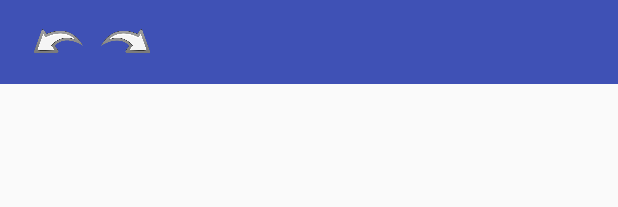
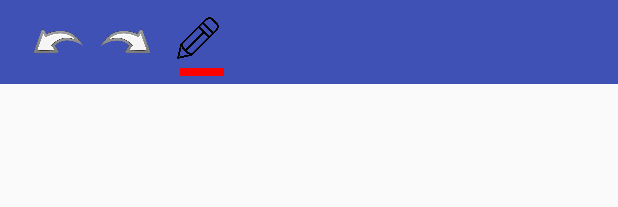
Before and after one commit to royyoung388/bestnote, an Android app: the layout activity_main.xml on its own in the app's theme, with its tools: preview values and no code run, on a phone screen of 412 x 824 dp. Shown: the top 207 px of the screen. Run offline under Robolectric (Android 15) with nearby library versions, the phone set to English and light mode, and no system bars.

Commit message:
update thickness select

```diff
--- a/app/src/main/java/ypc/world/bestnote/BaseActivity.java
+++ b/app/src/main/java/ypc/world/bestnote/BaseActivity.java
@@ -33,8 +33,6 @@ public abstract class BaseActivity extends AppCompatActivity {
 
         //buterknife
         ButterKnife.bind(this);
-        //eventbus
-    //    EventBus.getDefault().register(this);
 
         init();
     }
--- a/app/src/main/java/ypc/world/bestnote/WriteNote/view/IWhiteBoardView.java
+++ b/app/src/main/java/ypc/world/bestnote/WriteNote/view/IWhiteBoardView.java
@@ -17,4 +17,12 @@ public interface IWhiteBoardView {
 
     Paint getPaint();
 
+
+    void setPenColor(int color);
+
+
+    void setPenSize(float size);
+
+
+    void setEraserSize(float size);
 }
--- a/app/src/main/res/layout/activity_main.xml
+++ b/app/src/main/res/layout/activity_main.xml
@@ -1,43 +1,15 @@
 <?xml version="1.0" encoding="utf-8"?>
-<LinearLayout xmlns:android="http://schemas.android.com/apk/res/android"
+<android.support.design.widget.CoordinatorLayout xmlns:android="http://schemas.android.com/apk/res/android"
     xmlns:app="http://schemas.android.com/apk/res-auto"
     xmlns:tools="http://schemas.android.com/tools"
     android:layout_width="match_parent"
     android:layout_height="match_parent"
-    android:orientation="vertical"
+    android:fitsSystemWindows="true"
     tools:context="ypc.world.bestnote.WriteNote.view.MainActivity">
 
-    <android.support.v7.widget.Toolbar
-        android:id="@+id/toolBar"
-        android:layout_width="match_parent"
-        android:layout_height="?attr/actionBarSize"
-        android:minHeight="?attr/actionBarSize"
-        android:background="?attr/colorPrimary"
-        app:popupTheme="@style/ThemeOverlay.AppCompat.Light">
-
-        <LinearLayout
-            android:layout_width="match_parent"
-            android:layout_height="wrap_content">
-
-            <ImageView
-                android:layout_width="45dp"
-                android:layout_height="45dp"
-                android:src="@drawable/undo_icon"
-                android:id="@+id/btn_undo"/>
-
-            <ImageView
-                android:layout_width="45dp"
-                android:layout_height="45dp"
-                android:src="@drawable/redo_icon"
-                android:id="@+id/btn_redo"/>
-
-        </LinearLayout>
-
-    </android.support.v7.widget.Toolbar>
+    <!-- Main Content -->
+    <include layout="@layout/content_main"
+        android:id="@+id/layout_main"/>
 
 
-    <ypc.world.bestnote.WriteNote.view.WhiteBoardView
-        android:layout_width="match_parent"
-        android:layout_height="match_parent" />
-
-</LinearLayout>
+</android.support.design.widget.CoordinatorLayout>
--- /dev/null
+++ b/app/src/main/res/layout/content_main.xml
@@ -0,0 +1,69 @@
+<?xml version="1.0" encoding="utf-8"?>
+<LinearLayout xmlns:android="http://schemas.android.com/apk/res/android"
+    xmlns:app="http://schemas.android.com/apk/res-auto"
+    xmlns:tools="http://schemas.android.com/tools"
+    android:layout_width="match_parent"
+    android:layout_height="match_parent"
+    android:orientation="vertical"
+    tools:context="ypc.world.bestnote.WriteNote.view.MainActivity">
+
+    <android.support.v7.widget.Toolbar
+        android:id="@+id/toolBar"
+        android:layout_width="match_parent"
+        android:layout_height="?attr/actionBarSize"
+        android:minHeight="?attr/actionBarSize"
+        android:background="?attr/colorPrimary"
+        app:popupTheme="@style/ThemeOverlay.AppCompat.Light">
+
+        <LinearLayout
+            android:layout_width="match_parent"
+            android:layout_height="wrap_content">
+
+            <ImageView
+                android:layout_width="45dp"
+                android:layout_height="45dp"
+                android:src="@drawable/undo_icon"
+                android:id="@+id/btn_undo"/>
+
+            <ImageView
+                android:layout_width="45dp"
+                android:layout_height="45dp"
+                android:src="@drawable/redo_icon"
+                android:id="@+id/btn_redo"/>
+
+            <LinearLayout
+                android:layout_width="45dp"
+                android:layout_height="match_parent"
+                android:orientation="vertical"
+                android:id="@+id/btn_pencolor"
+                android:layout_marginLeft="5dp"
+                android:layout_marginRight="5dp">
+                <ImageView
+                    android:id="@+id/img_pencil"
+                    android:layout_width="40dp"
+                    android:layout_height="40dp"
+                    android:padding="5dp"
+                    android:scaleType="fitCenter"
+                    android:clickable="true"
+                    android:src="@drawable/pencil_icon"/>
+
+                <View
+                    android:layout_width="match_parent"
+                    android:layout_height="5dp"
+                    android:layout_marginLeft="8dp"
+                    android:layout_marginRight="8dp"
+                    android:background="@color/red"
+                    android:id="@+id/view_colormarker"/>
+
+            </LinearLayout>
+
+        </LinearLayout>
+
+    </android.support.v7.widget.Toolbar>
+
+
+    <ypc.world.bestnote.WriteNote.ui.WhiteBoardView
+        android:layout_width="match_parent"
+        android:layout_height="match_parent" />
+
+</LinearLayout>
--- /dev/null
+++ b/app/src/main/res/layout/select_color_squarelayout.xml
@@ -0,0 +1,6 @@
+<?xml version="1.0" encoding="utf-8"?>
+<ImageView
+    xmlns:android="http://schemas.android.com/apk/res/android" android:layout_width="40dp"
+    android:layout_height="40dp"
+    android:padding="2dp"
+    android:src="@drawable/color_circle"/>
```
Also changed, not shown: app/build.gradle (+6 -7 lines), app/src/main/java/ypc/world/bestnote/WriteNote/CustomBottomFragment.java (added, +17 -0 lines), app/src/main/java/ypc/world/bestnote/WriteNote/events/ColorModifyEvent.java (added, +19 -0 lines), app/src/main/java/ypc/world/bestnote/WriteNote/presenter/WhiteBoardPresenter.java (+15 -0 lines), app/src/main/java/ypc/world/bestnote/WriteNote/ui/WhiteBoardView.java (renamed from app/src/main/java/ypc/world/bestnote/WriteNote/view/WhiteBoardView.java, +8 -3 lines), app/src/main/java/ypc/world/bestnote/WriteNote/ui/adapters/ColorSelectAdapter.java (added, +76 -0 lines), app/src/main/java/ypc/world/bestnote/WriteNote/view/MainActivity.java (+82 -1 lines), app/src/main/res/drawable/color_circle.xml (added, +26 -0 lines), app/src/main/res/drawable/pencil_selector.xml (added, +14 -0 lines), app/src/main/res/layout/select_pencil_bubble_layout.xml (added, +29 -0 lines), app/src/main/res/drawable/line_thickness2px.png (added), app/src/main/res/drawable/line_thickness3px.png (added), app/src/main/res/drawable/line_thickness4px.png (added), app/src/main/res/drawable/pencil_icon.png (added), 1 more files.
